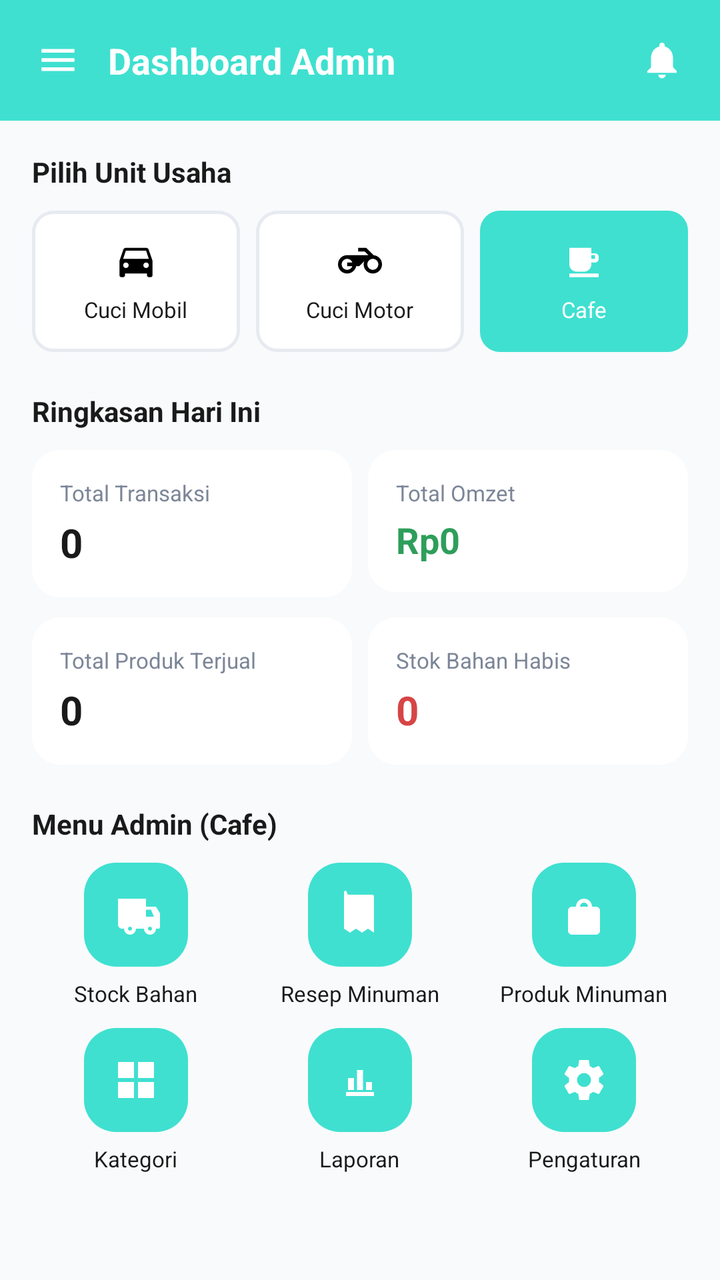
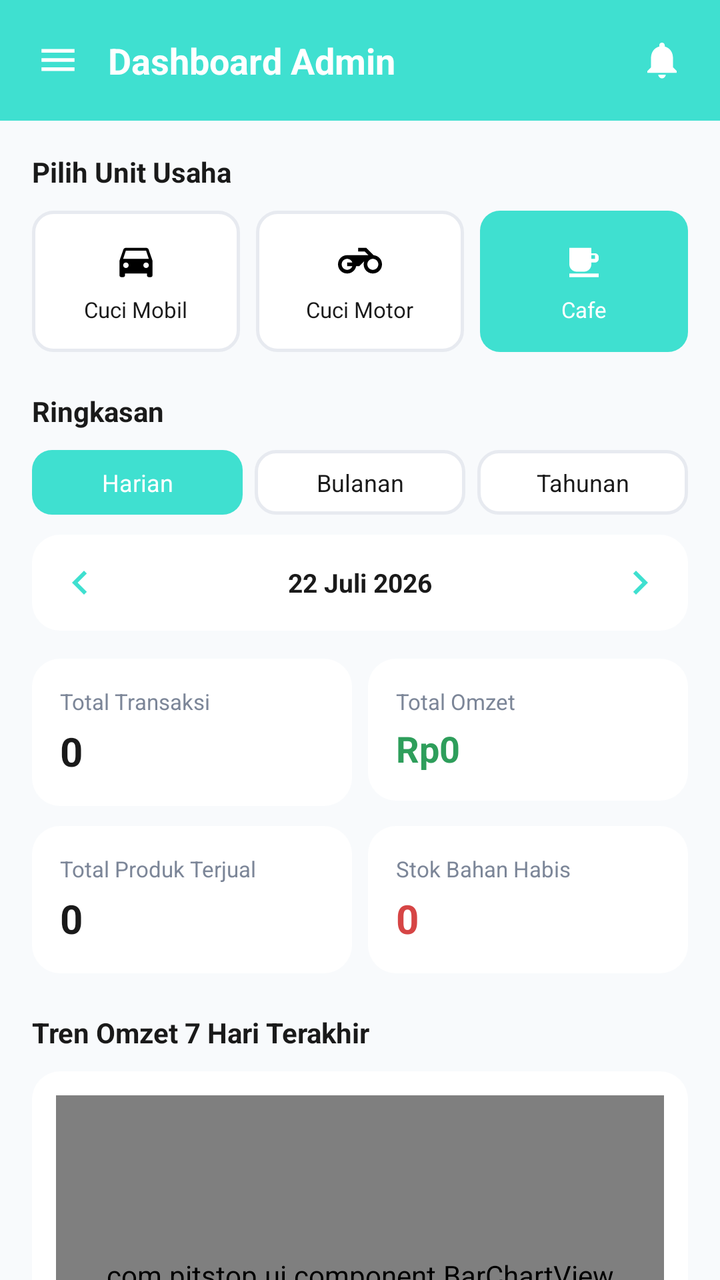

Compare the two renders of this Android layout. The source of the first and the diff that turns it into the second are given below.
<!-- AndroidManifest.xml: application theme Theme.Pitstop -->
<!-- res/layout/fragment_dashboard_admin.xml -->
<?xml version="1.0" encoding="utf-8"?>
<androidx.core.widget.NestedScrollView xmlns:android="http://schemas.android.com/apk/res/android"
    xmlns:app="http://schemas.android.com/apk/res-auto"
    android:layout_width="match_parent"
    android:layout_height="match_parent"
    android:background="@color/background"
    android:fillViewport="true">

    <LinearLayout
        android:layout_width="match_parent"
        android:layout_height="wrap_content"
        android:orientation="vertical"
        android:paddingBottom="20dp">

        
        <LinearLayout
            android:id="@+id/headerLayout"
            android:layout_width="match_parent"
            android:layout_height="wrap_content"
            android:background="@color/primary"
            android:gravity="center_vertical"
            android:orientation="horizontal"
            android:padding="18dp">

            <ImageView
                android:layout_width="22dp"
                android:layout_height="22dp"
                android:src="@drawable/ic_menu_lines" />

            <TextView
                android:layout_width="0dp"
                android:layout_height="wrap_content"
                android:layout_marginStart="14dp"
                android:layout_weight="1"
                android:text="Dashboard Admin"
                android:textColor="@color/white"
                android:textSize="18sp"
                android:textStyle="bold" />

            <ImageView
                android:layout_width="22dp"
                android:layout_height="22dp"
                android:src="@drawable/ic_bell" />
        </LinearLayout>

        <LinearLayout
            android:layout_width="match_parent"
            android:layout_height="wrap_content"
            android:orientation="vertical"
            android:padding="16dp">

            <TextView
                android:layout_width="wrap_content"
                android:layout_height="wrap_content"
                android:layout_marginBottom="10dp"
                android:text="Pilih Unit Usaha"
                android:textColor="@color/black"
                android:textSize="14sp"
                android:textStyle="bold" />

            <LinearLayout
                android:layout_width="match_parent"
                android:layout_height="wrap_content"
                android:layout_marginBottom="20dp"
                android:orientation="horizontal">

                <LinearLayout
                    android:id="@+id/unitMobil"
                    android:layout_width="0dp"
                    android:layout_height="wrap_content"
                    android:layout_marginEnd="8dp"
                    android:layout_weight="1"
                    android:background="@drawable/bg_pill_outline"
                    android:gravity="center"
                    android:orientation="vertical"
                    android:padding="14dp">

                    <ImageView
                        android:id="@+id/iconMobil"
                        android:layout_width="22dp"
                        android:layout_height="22dp"
                        android:src="@drawable/ic_car" />

                    <TextView
                        android:id="@+id/labelMobil"
                        android:layout_width="wrap_content"
                        android:layout_height="wrap_content"
                        android:layout_marginTop="6dp"
                        android:text="Cuci Mobil"
                        android:textColor="@color/black"
                        android:textSize="11sp" />
                </LinearLayout>

                <LinearLayout
                    android:id="@+id/unitMotor"
                    android:layout_width="0dp"
                    android:layout_height="wrap_content"
                    android:layout_marginEnd="8dp"
                    android:layout_weight="1"
                    android:background="@drawable/bg_pill_outline"
                    android:gravity="center"
                    android:orientation="vertical"
                    android:padding="14dp">

                    <ImageView
                        android:id="@+id/iconMotor"
                        android:layout_width="22dp"
                        android:layout_height="22dp"
                        android:src="@drawable/ic_motor" />

                    <TextView
                        android:id="@+id/labelMotor"
                        android:layout_width="wrap_content"
                        android:layout_height="wrap_content"
                        android:layout_marginTop="6dp"
                        android:text="Cuci Motor"
                        android:textColor="@color/black"
                        android:textSize="11sp" />
                </LinearLayout>

                <LinearLayout
                    android:id="@+id/unitCafe"
                    android:layout_width="0dp"
                    android:layout_height="wrap_content"
                    android:layout_weight="1"
                    android:background="@drawable/bg_pill_selected"
                    android:gravity="center"
                    android:orientation="vertical"
                    android:padding="14dp">

                    <ImageView
                        android:id="@+id/iconCafe"
                        android:layout_width="22dp"
                        android:layout_height="22dp"
                        android:src="@drawable/ic_cafe_cup"
                        app:tint="@color/white" />

                    <TextView
                        android:id="@+id/labelCafe"
                        android:layout_width="wrap_content"
                        android:layout_height="wrap_content"
                        android:layout_marginTop="6dp"
                        android:text="Cafe"
                        android:textColor="@color/white"
                        android:textSize="11sp" />
                </LinearLayout>
            </LinearLayout>

            <TextView
                android:layout_width="wrap_content"
                android:layout_height="wrap_content"
                android:layout_marginBottom="10dp"
                android:text="Ringkasan Hari Ini"
                android:textColor="@color/black"
                android:textSize="14sp"
                android:textStyle="bold" />

            <LinearLayout
                android:layout_width="match_parent"
                android:layout_height="wrap_content"
                android:layout_marginBottom="10dp"
                android:orientation="horizontal">

                <LinearLayout
                    android:layout_width="0dp"
                    android:layout_height="wrap_content"
                    android:layout_marginEnd="8dp"
                    android:layout_weight="1"
                    android:background="@drawable/bg_stat_card"
                    android:orientation="vertical"
                    android:padding="14dp">

                    <TextView
                        android:layout_width="wrap_content"
                        android:layout_height="wrap_content"
                        android:text="Total Transaksi"
                        android:textColor="@color/grey"
                        android:textSize="11sp" />

                    <TextView
                        android:id="@+id/tvTotalTransaksi"
                        android:layout_width="wrap_content"
                        android:layout_height="wrap_content"
                        android:layout_marginTop="4dp"
                        android:text="0"
                        android:textColor="@color/black"
                        android:textSize="20sp"
                        android:textStyle="bold" />
                </LinearLayout>

                <LinearLayout
                    android:layout_width="0dp"
                    android:layout_height="wrap_content"
                    android:layout_weight="1"
                    android:background="@drawable/bg_stat_card"
                    android:orientation="vertical"
                    android:padding="14dp">

                    <TextView
                        android:layout_width="wrap_content"
                        android:layout_height="wrap_content"
                        android:text="Total Omzet"
                        android:textColor="@color/grey"
                        android:textSize="11sp" />

                    <TextView
                        android:id="@+id/tvTotalOmzet"
                        android:layout_width="wrap_content"
                        android:layout_height="wrap_content"
                        android:layout_marginTop="4dp"
                        android:text="Rp0"
                        android:textColor="@color/green"
                        android:textSize="18sp"
                        android:textStyle="bold" />
                </LinearLayout>
            </LinearLayout>

            <LinearLayout
                android:layout_width="match_parent"
                android:layout_height="wrap_content"
                android:layout_marginBottom="20dp"
                android:orientation="horizontal">

                <LinearLayout
                    android:layout_width="0dp"
                    android:layout_height="wrap_content"
                    android:layout_marginEnd="8dp"
                    android:layout_weight="1"
                    android:background="@drawable/bg_stat_card"
                    android:orientation="vertical"
                    android:padding="14dp">

                    <TextView
                        android:layout_width="wrap_content"
                        android:layout_height="wrap_content"
                        android:text="Total Produk Terjual"
                        android:textColor="@color/grey"
                        android:textSize="11sp" />

                    <TextView
                        android:id="@+id/tvTotalProdukTerjual"
                        android:layout_width="wrap_content"
                        android:layout_height="wrap_content"
                        android:layout_marginTop="4dp"
                        android:text="0"
                        android:textColor="@color/black"
                        android:textSize="20sp"
                        android:textStyle="bold" />
                </LinearLayout>

                <LinearLayout
                    android:layout_width="0dp"
                    android:layout_height="wrap_content"
                    android:layout_weight="1"
                    android:background="@drawable/bg_stat_card"
                    android:orientation="vertical"
                    android:padding="14dp">

                    <TextView
                        android:layout_width="wrap_content"
                        android:layout_height="wrap_content"
                        android:text="Stok Bahan Habis"
                        android:textColor="@color/grey"
                        android:textSize="11sp" />

                    <TextView
                        android:id="@+id/tvStokHabis"
                        android:layout_width="wrap_content"
                        android:layout_height="wrap_content"
                        android:layout_marginTop="4dp"
                        android:text="0"
                        android:textColor="@color/red"
                        android:textSize="20sp"
                        android:textStyle="bold" />
                </LinearLayout>
            </LinearLayout>

            <TextView
                android:layout_width="wrap_content"
                android:layout_height="wrap_content"
                android:layout_marginBottom="10dp"
                android:text="Menu Admin (Cafe)"
                android:textColor="@color/black"
                android:textSize="14sp"
                android:textStyle="bold" />

            <LinearLayout
                android:layout_width="match_parent"
                android:layout_height="wrap_content"
                android:layout_marginBottom="10dp"
                android:orientation="horizontal">

                <LinearLayout
                    android:id="@+id/menuStockBahan"
                    android:layout_width="0dp"
                    android:layout_height="wrap_content"
                    android:layout_marginEnd="8dp"
                    android:layout_weight="1"
                    android:gravity="center"
                    android:orientation="vertical">

                    <LinearLayout
                        android:layout_width="52dp"
                        android:layout_height="52dp"
                        android:background="@drawable/bg_menu_button"
                        android:gravity="center">

                        <ImageView
                            android:layout_width="24dp"
                            android:layout_height="24dp"
                            android:src="@drawable/ic_stock_bahan" />
                    </LinearLayout>

                    <TextView
                        android:layout_width="wrap_content"
                        android:layout_height="wrap_content"
                        android:layout_marginTop="6dp"
                        android:gravity="center"
                        android:text="Stock Bahan"
                        android:textColor="@color/black"
                        android:textSize="11sp" />
                </LinearLayout>

                <LinearLayout
                    android:id="@+id/menuResep"
                    android:layout_width="0dp"
                    android:layout_height="wrap_content"
                    android:layout_marginEnd="8dp"
                    android:layout_weight="1"
                    android:gravity="center"
                    android:orientation="vertical">

                    <LinearLayout
                        android:layout_width="52dp"
                        android:layout_height="52dp"
                        android:background="@drawable/bg_menu_button"
                        android:gravity="center">

                        <ImageView
                            android:layout_width="24dp"
                            android:layout_height="24dp"
                            android:src="@drawable/ic_resep" />
                    </LinearLayout>

                    <TextView
                        android:layout_width="wrap_content"
                        android:layout_height="wrap_content"
                        android:layout_marginTop="6dp"
                        android:gravity="center"
                        android:text="Resep Minuman"
                        android:textColor="@color/black"
                        android:textSize="11sp" />
                </LinearLayout>

                <LinearLayout
                    android:id="@+id/menuProduk"
                    android:layout_width="0dp"
                    android:layout_height="wrap_content"
                    android:layout_weight="1"
                    android:gravity="center"
                    android:orientation="vertical">

                    <LinearLayout
                        android:layout_width="52dp"
                        android:layout_height="52dp"
                        android:background="@drawable/bg_menu_button"
                        android:gravity="center">

                        <ImageView
                            android:layout_width="24dp"
                            android:layout_height="24dp"
                            android:src="@drawable/ic_produk" />
                    </LinearLayout>

                    <TextView
                        android:layout_width="wrap_content"
                        android:layout_height="wrap_content"
                        android:layout_marginTop="6dp"
                        android:gravity="center"
                        android:text="Produk Minuman"
                        android:textColor="@color/black"
                        android:textSize="11sp" />
                </LinearLayout>
            </LinearLayout>

            <LinearLayout
                android:layout_width="match_parent"
                android:layout_height="wrap_content"
                android:orientation="horizontal">

                <LinearLayout
                    android:id="@+id/menuKategori"
                    android:layout_width="0dp"
                    android:layout_height="wrap_content"
                    android:layout_marginEnd="8dp"
                    android:layout_weight="1"
                    android:gravity="center"
                    android:orientation="vertical">

                    <LinearLayout
                        android:layout_width="52dp"
                        android:layout_height="52dp"
                        android:background="@drawable/bg_menu_button"
                        android:gravity="center">

                        <ImageView
                            android:layout_width="24dp"
                            android:layout_height="24dp"
                            android:src="@drawable/ic_kategori" />
                    </LinearLayout>

                    <TextView
                        android:layout_width="wrap_content"
                        android:layout_height="wrap_content"
                        android:layout_marginTop="6dp"
                        android:gravity="center"
                        android:text="Kategori"
                        android:textColor="@color/black"
                        android:textSize="11sp" />
                </LinearLayout>

                <LinearLayout
                    android:id="@+id/menuLaporan"
                    android:layout_width="0dp"
                    android:layout_height="wrap_content"
                    android:layout_marginEnd="8dp"
                    android:layout_weight="1"
                    android:gravity="center"
                    android:orientation="vertical">

                    <LinearLayout
                        android:layout_width="52dp"
                        android:layout_height="52dp"
                        android:background="@drawable/bg_menu_button"
                        android:gravity="center">

                        <ImageView
                            android:layout_width="24dp"
                            android:layout_height="24dp"
                            android:src="@drawable/ic_laporan_menu" />
                    </LinearLayout>

                    <TextView
                        android:layout_width="wrap_content"
                        android:layout_height="wrap_content"
                        android:layout_marginTop="6dp"
                        android:gravity="center"
                        android:text="Laporan"
                        android:textColor="@color/black"
                        android:textSize="11sp" />
                </LinearLayout>

                <LinearLayout
                    android:id="@+id/menuPengaturan"
                    android:layout_width="0dp"
                    android:layout_height="wrap_content"
                    android:layout_weight="1"
                    android:gravity="center"
                    android:orientation="vertical">

                    <LinearLayout
                        android:layout_width="52dp"
                        android:layout_height="52dp"
                        android:background="@drawable/bg_menu_button"
                        android:gravity="center">

                        <ImageView
                            android:layout_width="24dp"
                            android:layout_height="24dp"
                            android:src="@drawable/ic_pengaturan_menu" />
                    </LinearLayout>

                    <TextView
                        android:layout_width="wrap_content"
                        android:layout_height="wrap_content"
                        android:layout_marginTop="6dp"
                        android:gravity="center"
                        android:text="Pengaturan"
                        android:textColor="@color/black"
                        android:textSize="11sp" />
                </LinearLayout>
            </LinearLayout>

        </LinearLayout>
    </LinearLayout>
</androidx.core.widget.NestedScrollView>
<!-- resources referenced by this layout -->
<resources>
  <color name="background">#F8FAFC</color>
  <color name="black">#1A1A1A</color>
  <color name="green">#2E9E5B</color>
  <color name="grey">#7C8698</color>
  <color name="primary">#3fe0d0</color>
  <color name="red">#D64545</color>
  <color name="white">#FFFFFF</color>
  <!-- drawable bg_menu_button (drawable) -->
  <?xml version="1.0" encoding="utf-8"?>
  <shape xmlns:android="http://schemas.android.com/apk/res/android">
      <solid android:color="@color/primary" />
      <corners android:radius="16dp" />
  </shape>
  <!-- drawable bg_pill_outline (drawable) -->
  <?xml version="1.0" encoding="utf-8"?>
  <shape xmlns:android="http://schemas.android.com/apk/res/android">
      <solid android:color="@color/white" />
      <corners android:radius="10dp" />
      <stroke android:width="1.5dp" android:color="@color/light_grey" />
  </shape>
  <!-- drawable bg_pill_selected (drawable) -->
  <?xml version="1.0" encoding="utf-8"?>
  <shape xmlns:android="http://schemas.android.com/apk/res/android">
      <solid android:color="@color/primary" />
      <corners android:radius="10dp" />
  </shape>
  <!-- drawable bg_stat_card (drawable) -->
  <?xml version="1.0" encoding="utf-8"?>
  <shape xmlns:android="http://schemas.android.com/apk/res/android">
      <solid android:color="@color/white" />
      <corners android:radius="14dp" />
  </shape>
  <!-- drawable ic_cafe_cup (drawable) -->
  <vector xmlns:android="http://schemas.android.com/apk/res/android"
      android:width="24dp" android:height="24dp" android:viewportWidth="24" android:viewportHeight="24">
      <path android:fillColor="#FF000000" android:pathData="M4,19h16v2H4zM18,8h-2V5H4v9c0,2.21 1.79,4 4,4h4c2.21,0 4,-1.79 4,-4v-1h2c1.1,0 2,-0.9 2,-2V10c0,-1.1 -0.9,-2 -2,-2zM18,11h-2V9h2v2z"/>
  </vector>
  <!-- drawable ic_kategori (drawable) -->
  <vector xmlns:android="http://schemas.android.com/apk/res/android"
      android:width="24dp" android:height="24dp" android:viewportWidth="24" android:viewportHeight="24" android:tint="@color/white">
      <path android:fillColor="@android:color/white" android:pathData="M3,3h8v8H3zM13,3h8v8h-8zM3,13h8v8H3zM13,13h8v8h-8z"/>
  </vector>
  <!-- drawable ic_laporan_menu (drawable) -->
  <vector xmlns:android="http://schemas.android.com/apk/res/android"
      android:width="24dp" android:height="24dp" android:viewportWidth="24" android:viewportHeight="24" android:tint="@color/white">
      <path android:fillColor="@android:color/white" android:pathData="M5,20 h14 v-2 H5z M6,17 h3 v-6 H6z M10.5,17 h3 v-10 h-3z M15,17 h3 v-4 h-3z"/>
  </vector>
  <!-- drawable ic_menu_lines (drawable) -->
  <vector xmlns:android="http://schemas.android.com/apk/res/android"
      android:width="22dp" android:height="22dp" android:viewportWidth="24" android:viewportHeight="24" android:tint="@color/white">
      <path android:fillColor="@android:color/white" android:pathData="M3,6h18v2H3zM3,11h18v2H3zM3,16h18v2H3z"/>
  </vector>
  <color name="light_grey">#E7EAF0</color>
  <color name="primary_dark">#0D1F3D</color>
  <color name="accent">#2D6CDF</color>
  <style name="ThemeOverlay.Pitsop.Dialog" parent="ThemeOverlay.MaterialComponents.Dialog.Alert">
          <item name="android:windowBackground">@color/white</item>
          <item name="android:textColorPrimary">@color/black</item>
          <item name="android:textColorSecondary">@color/grey</item>
      </style>
  <!-- unchanged entries left out for length: 8 -->
</resources>

<!-- the commit's change to res/layout/fragment_dashboard_admin.xml (unified diff, before → after) -->
@@ -14,7 +14,6 @@
 
         
         <LinearLayout
-            android:id="@+id/headerLayout"
             android:layout_width="match_parent"
             android:layout_height="wrap_content"
             android:background="@color/primary"
@@ -147,13 +146,94 @@
             </LinearLayout>
 
             <TextView
+                android:id="@+id/tvLabelRingkasan"
                 android:layout_width="wrap_content"
                 android:layout_height="wrap_content"
                 android:layout_marginBottom="10dp"
-                android:text="Ringkasan Hari Ini"
+                android:text="Ringkasan"
                 android:textColor="@color/black"
                 android:textSize="14sp"
                 android:textStyle="bold" />
+
+            <LinearLayout
+                android:layout_width="match_parent"
+                android:layout_height="wrap_content"
+                android:layout_marginBottom="10dp"
+                android:orientation="horizontal">
+
+                <TextView
+                    android:id="@+id/btnHarian"
+                    android:layout_width="0dp"
+                    android:layout_height="wrap_content"
+                    android:layout_marginEnd="6dp"
+                    android:layout_weight="1"
+                    android:background="@drawable/bg_pill_selected"
+                    android:gravity="center"
+                    android:padding="8dp"
+                    android:text="Harian"
+                    android:textColor="@color/white"
+                    android:textSize="12sp" />
+
+                <TextView
+                    android:id="@+id/btnBulanan"
+                    android:layout_width="0dp"
+                    android:layout_height="wrap_content"
+                    android:layout_marginEnd="6dp"
+                    android:layout_weight="1"
+                    android:background="@drawable/bg_pill_outline"
+                    android:gravity="center"
+                    android:padding="8dp"
+                    android:text="Bulanan"
+                    android:textColor="@color/black"
+                    android:textSize="12sp" />
+
+                <TextView
+                    android:id="@+id/btnTahunan"
+                    android:layout_width="0dp"
+                    android:layout_height="wrap_content"
+                    android:layout_weight="1"
+                    android:background="@drawable/bg_pill_outline"
+                    android:gravity="center"
+                    android:padding="8dp"
+                    android:text="Tahunan"
+                    android:textColor="@color/black"
+                    android:textSize="12sp" />
+            </LinearLayout>
+
+            <LinearLayout
+                android:layout_width="match_parent"
+                android:layout_height="wrap_content"
+                android:layout_marginBottom="14dp"
+                android:background="@drawable/bg_stat_card"
+                android:gravity="center_vertical"
+                android:orientation="horizontal"
+                android:padding="6dp">
+
+                <ImageButton
+                    android:id="@+id/btnPeriodeSebelumnya"
+                    android:layout_width="36dp"
+                    android:layout_height="36dp"
+                    android:background="@android:color/transparent"
+                    android:src="@drawable/ic_chevron_left" />
+
+                <TextView
+                    android:id="@+id/tvLabelPeriode"
+                    android:layout_width="0dp"
+                    android:layout_height="wrap_content"
+                    android:layout_weight="1"
+                    android:gravity="center"
+                    android:text="22 Juli 2026"
+                    android:textColor="@color/black"
+                    android:textSize="13sp"
+                    android:textStyle="bold" />
+
+                <ImageButton
+                    android:id="@+id/btnPeriodeBerikutnya"
+                    android:layout_width="36dp"
+                    android:layout_height="36dp"
+                    android:background="@android:color/transparent"
+                    android:src="@drawable/ic_chevron_right" />
+            </LinearLayout>
 
             <LinearLayout
                 android:layout_width="match_parent"
@@ -276,6 +356,30 @@
             </LinearLayout>
 
             <TextView
+                android:id="@+id/tvLabelGrafik"
+                android:layout_width="wrap_content"
+                android:layout_height="wrap_content"
+                android:layout_marginBottom="10dp"
+                android:text="Tren Omzet 7 Hari Terakhir"
+                android:textColor="@color/black"
+                android:textSize="14sp"
+                android:textStyle="bold" />
+
+            <LinearLayout
+                android:layout_width="match_parent"
+                android:layout_height="wrap_content"
+                android:layout_marginBottom="20dp"
+                android:background="@drawable/bg_stat_card"
+                android:orientation="vertical"
+                android:padding="12dp">
+
+                <com.pitstop.ui.component.BarChartView
+                    android:id="@+id/chartOmzet"
+                    android:layout_width="match_parent"
+                    android:layout_height="180dp" />
+            </LinearLayout>
+
+            <TextView
                 android:layout_width="wrap_content"
                 android:layout_height="wrap_content"
                 android:layout_marginBottom="10dp"
<!-- resource entries referenced after the edit -->
@@ -37,6 +37,16 @@
       android:width="24dp" android:height="24dp" android:viewportWidth="24" android:viewportHeight="24">
       <path android:fillColor="#FF000000" android:pathData="M4,19h16v2H4zM18,8h-2V5H4v9c0,2.21 1.79,4 4,4h4c2.21,0 4,-1.79 4,-4v-1h2c1.1,0 2,-0.9 2,-2V10c0,-1.1 -0.9,-2 -2,-2zM18,11h-2V9h2v2z"/>
   </vector>
+  <!-- drawable ic_chevron_left (drawable) -->
+  <vector xmlns:android="http://schemas.android.com/apk/res/android"
+      android:width="24dp" android:height="24dp" android:viewportWidth="24" android:viewportHeight="24">
+      <path android:fillColor="@color/primary" android:pathData="M15.41,7.41L14,6l-6,6 6,6 1.41,-1.41L10.83,12z"/>
+  </vector>
+  <!-- drawable ic_chevron_right (drawable) -->
+  <vector xmlns:android="http://schemas.android.com/apk/res/android"
+      android:width="24dp" android:height="24dp" android:viewportWidth="24" android:viewportHeight="24">
+      <path android:fillColor="@color/primary" android:pathData="M8.59,16.59L10,18l6,-6 -6,-6 -1.41,1.41L13.17,12z"/>
+  </vector>
   <!-- drawable ic_kategori (drawable) -->
   <vector xmlns:android="http://schemas.android.com/apk/res/android"
       android:width="24dp" android:height="24dp" android:viewportWidth="24" android:viewportHeight="24" android:tint="@color/white">
